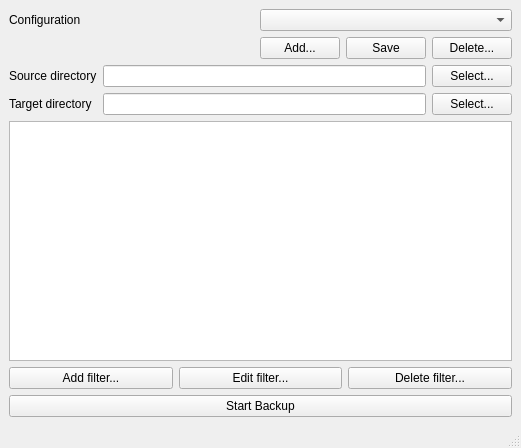
Before: the Qt Designer form macup/ui/mainwindow.ui in SimonsBrother/MacUp, drawn with Qt 5.
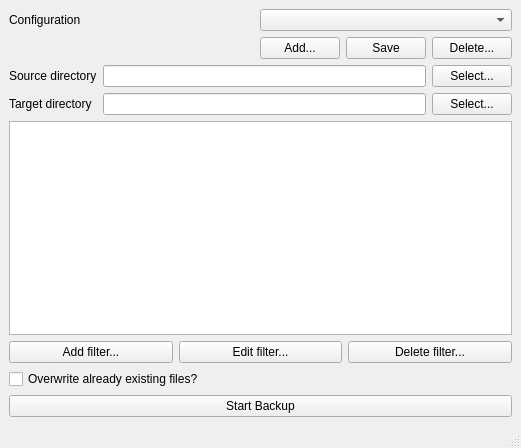
After: the same form once the commit is applied.

Commit message: Added todos Added new widget for adding configs Filter classes and Configuration class reprs now show strings in single quotation marks Configuration class now accepts either filters as objects or dicts, converts them to objects Tweaked loadConfigs, added parsers converting between Configuration objects and dictionaries, added saveConfig for saving configurations (duh) Added a checkbox for overwriting files to the main ui

```diff
--- a/macup/ui/mainwindow.ui
+++ b/macup/ui/mainwindow.ui
@@ -156,6 +156,16 @@
       </item>
      </layout>
     </item>
+    <item>
+     <widget class="QCheckBox" name="overwrite_check">
+      <property name="statusTip">
+       <string>Overwrite files that already exist during the backup.</string>
+      </property>
+      <property name="text">
+       <string>Overwrite already existing files?</string>
+      </property>
+     </widget>
+    </item>
     <item>
      <widget class="QPushButton" name="backup_btn">
       <property name="statusTip">
```
The commit also changes 10 other files.
